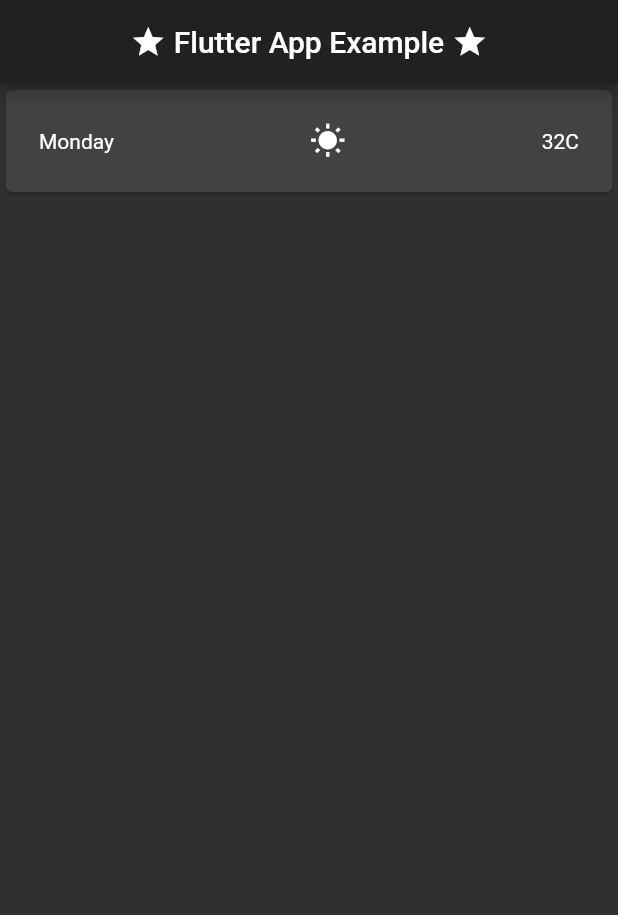
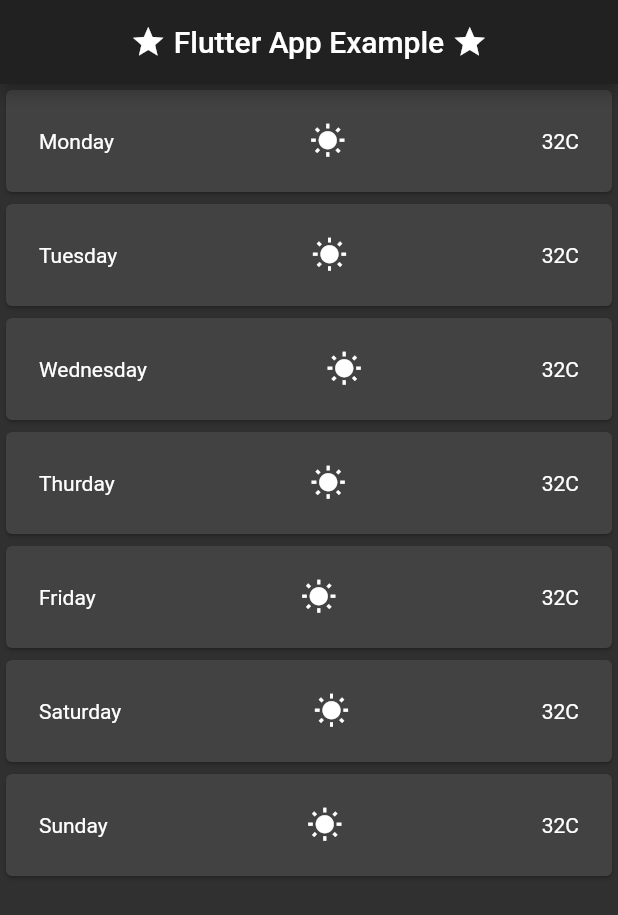
Before and after one commit to OpsonDuran/flutter_app_example, a Flutter app: the screen it shows after launch, on a phone screen of 412 x 824 dp. Shown: the top 915 px of the screen. Run offline on Flutter 3.47's test engine with Material 2 defaults, Android fonts, the phone set to English and light mode, and no system bars.

Commit message:
add more dayWidgets in HomePage

```diff
--- a/lib/ui/home_page.dart
+++ b/lib/ui/home_page.dart
@@ -7,6 +7,12 @@ class HomePage extends StatelessWidget {
     return Column(
       children: <Widget>[
         dayWidget("Monday", Icons.wb_sunny, "32C"),
+        dayWidget("Tuesday", Icons.wb_sunny, "32C"),
+        dayWidget("Wednesday", Icons.wb_sunny, "32C"),
+        dayWidget("Thurday", Icons.wb_sunny, "32C"),
+        dayWidget("Friday", Icons.wb_sunny, "32C"),
+        dayWidget("Saturday", Icons.wb_sunny, "32C"),
+        dayWidget("Sunday", Icons.wb_sunny, "32C"),
       ],
     );
   }
```
